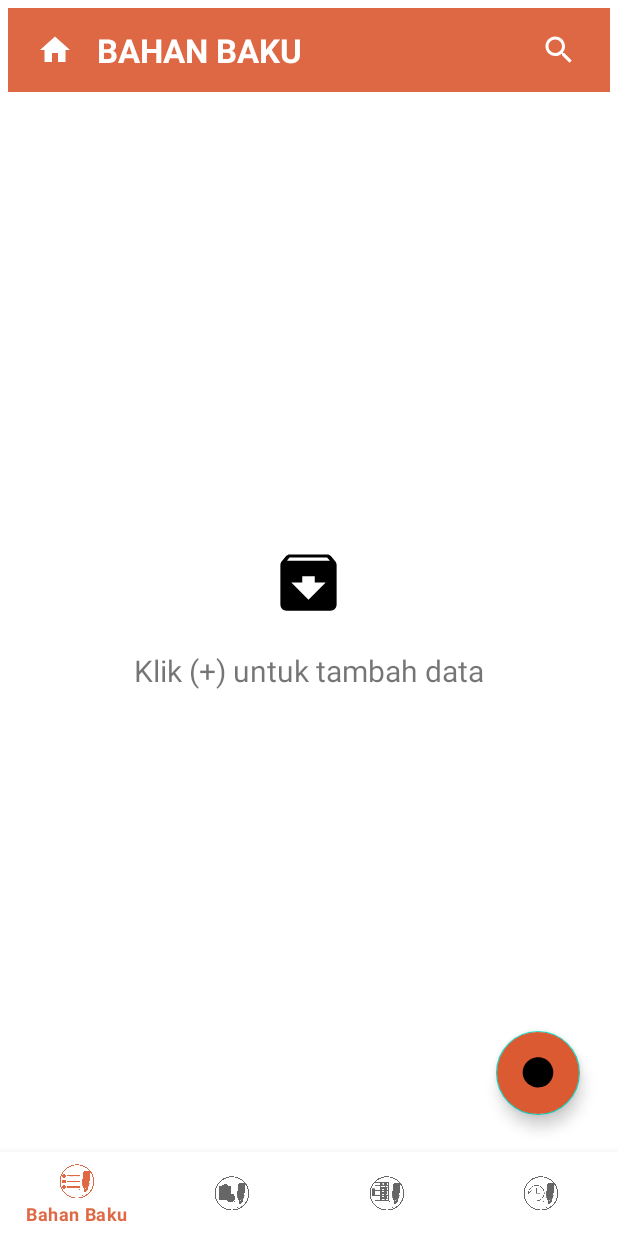
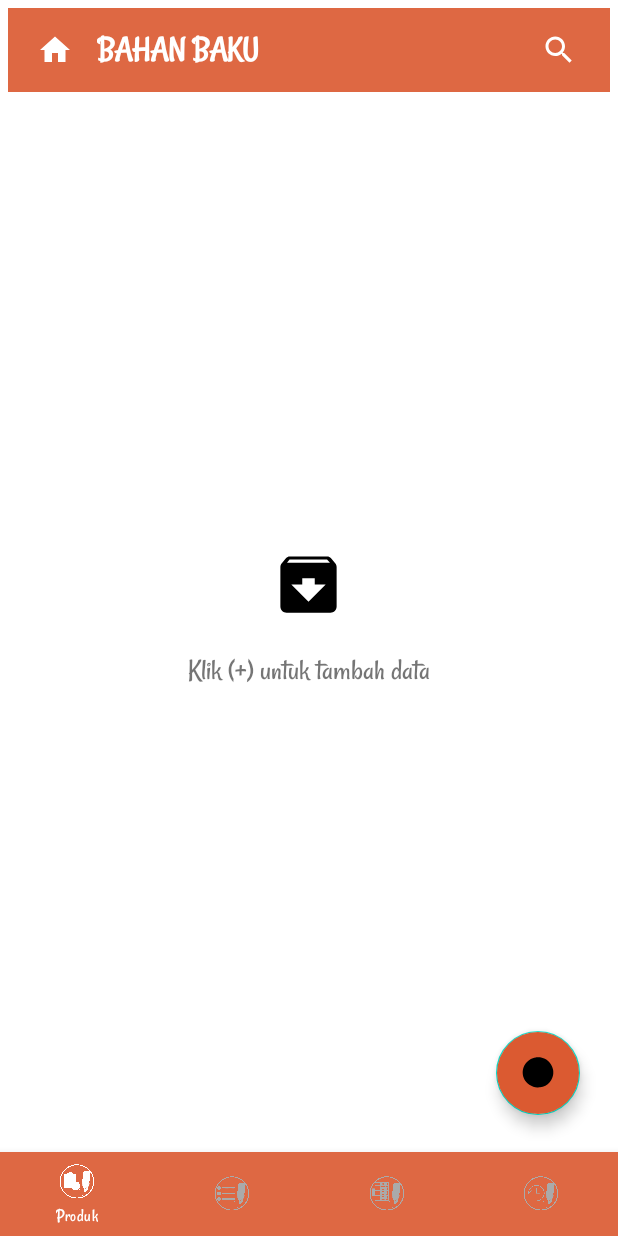
Before and after one commit to haniialfiyyaah/STABUSv2, an Android app: the screen it shows after launch (MainActivity), on a phone screen of 412 x 824 dp. Run offline under Robolectric (Android 15) with nearby library versions, the phone set to English and light mode, and no system bars.

```diff
--- a/app/src/main/res/layout/activity_main.xml
+++ b/app/src/main/res/layout/activity_main.xml
@@ -51,6 +51,9 @@
         android:layout_height="wrap_content"
         android:layout_gravity="bottom"
         android:background="?android:attr/windowBackground"
+        app:itemBackground="@color/colorPrimary"
+        app:itemIconTint="@color/selector_color_bottomnav"
+        app:itemTextColor="@color/backgroundColor"
         design:menu="@menu/menu_main"/>
 
 </android.support.design.widget.CoordinatorLayout>
--- a/app/src/main/res/menu/menu_main.xml
+++ b/app/src/main/res/menu/menu_main.xml
@@ -1,16 +1,17 @@
 <?xml version="1.0" encoding="utf-8"?>
 <menu xmlns:android="http://schemas.android.com/apk/res/android">
 
+    <item
+        android:id="@+id/navProduk"
+        android:title="Produk"
+        android:icon="@drawable/produk"
+        />
     <item
         android:id="@+id/navBahan"
         android:title="Bahan Baku"
         android:icon="@drawable/bahan"
         />
-    <item
-        android:id="@+id/navProduk"
-        android:title="Produk"
-        android:icon="@drawable/produk"
-        />
+
     <item
         android:id="@+id/navKalkulator"
         android:title="Kalkulator"
--- a/app/src/main/res/values/styles.xml
+++ b/app/src/main/res/values/styles.xml
@@ -6,6 +6,9 @@
         <item name="colorPrimary">@color/colorPrimary</item>
         <item name="colorPrimaryDark">@color/colorPrimaryDark</item>
         <item name="colorAccent">@color/colorAccent</item>
+        <item name="android:fontFamily">@font/rancho_regular</item>
+        <!-- for toolbar -->
+        <item name="android:textSize">22sp</item>
     </style>
 
 
```
Also changed, not shown: app/src/main/res/font/rancho_regular.ttf (added).
